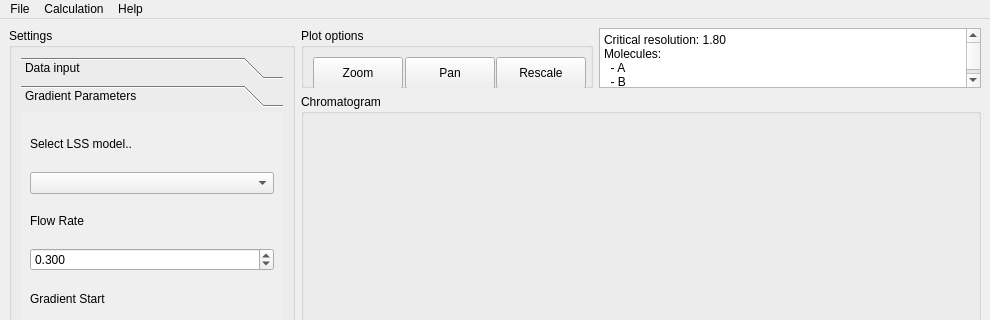
First picture: the form in gui/mainwindow.ui, repository gmrandazzo/PyLSS, before the edit; both pictures show x 0 to 990 and y 0 to 320 of the 990 by 720 pixel window.
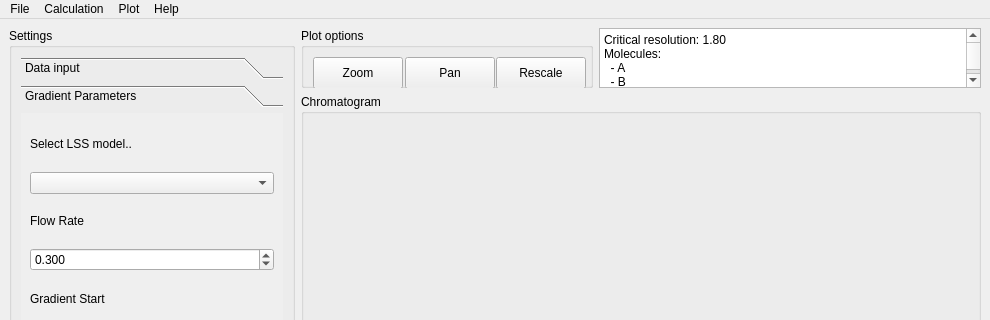
Second picture: the form after the edit. The open tabs and pages were chosen to show the change.

Patch:
```diff
--- a/gui/mainwindow.ui
+++ b/gui/mainwindow.ui
@@ -472,8 +472,15 @@
     <addaction name="separator"/>
     <addaction name="actionAbout"/>
    </widget>
+   <widget class="QMenu" name="menuPlot_2">
+    <property name="title">
+     <string>Plot</string>
+    </property>
+    <addaction name="actionSelectivityMap"/>
+   </widget>
    <addaction name="menuFile"/>
    <addaction name="menuCalculation"/>
+   <addaction name="menuPlot_2"/>
    <addaction name="menuHelp"/>
   </widget>
   <widget class="QStatusBar" name="statusbar"/>
```
Left out of the diff: 450 changed lines with no effect on the pictures.
